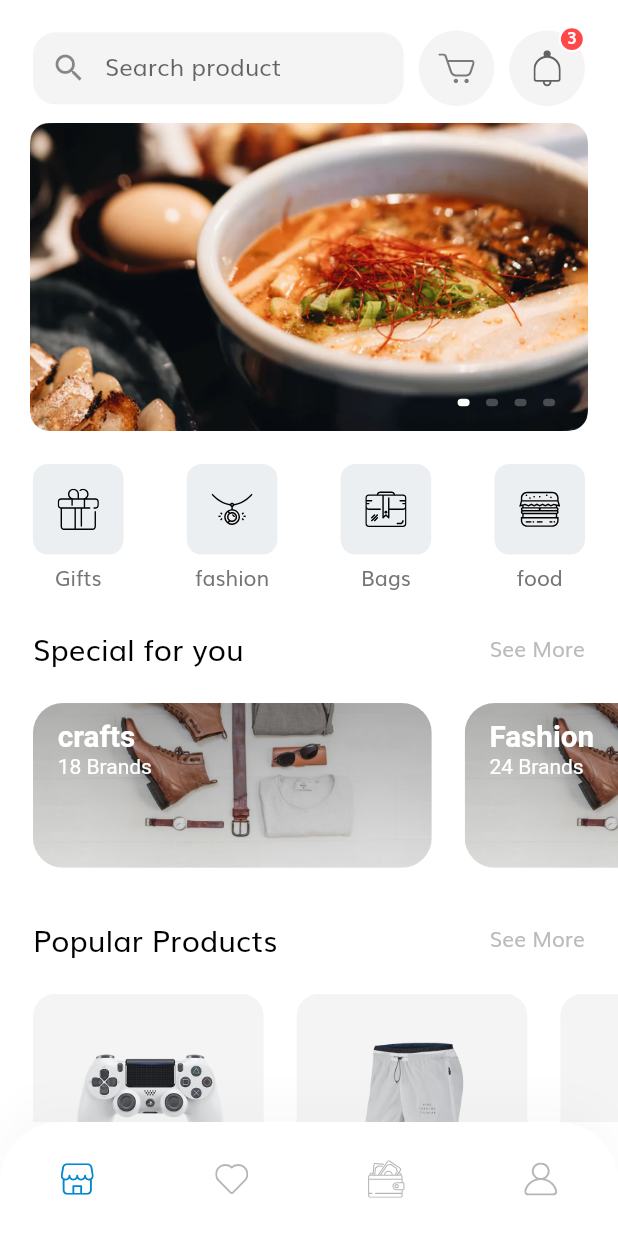
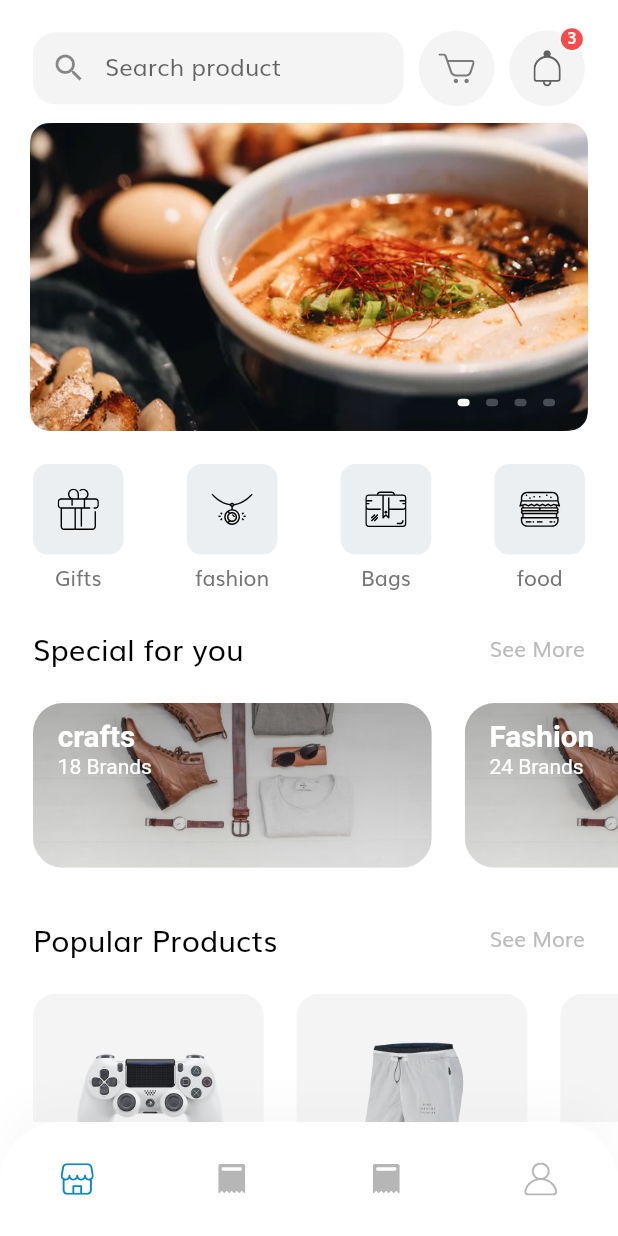
Before and after one commit to MotammadElimam/sellerapplication, a Flutter app: the HomeScreen screen opened by its route, on a phone screen of 412 x 824 dp. Run offline on Flutter 3.47's test engine with Material 2 defaults, Android fonts, the phone set to English and light mode, and no system bars; our stand-ins replace flutter_svg, shared_preferences, supercharged; accounts and stored records are empty; project files that could hold a hidden picture were left out.

Commit message:
no message

```diff
--- a/lib/components/coustom_bottom_nav_bar.dart
+++ b/lib/components/coustom_bottom_nav_bar.dart
@@ -52,7 +52,9 @@ class CustomBottomNavBar extends StatelessWidget {
               ),
               IconButton(
                 icon: SvgPicture.asset(
-                  "assets/icons/Heart Icon.svg",
+                  "assets/icons/order.svg",
+                   width: 40,
+                  height: 40,
                   color: MenuState.wishlist == selectedMenu
                       ? kPrimaryColor
                       : inActiveIconColor,
@@ -63,9 +65,9 @@ class CustomBottomNavBar extends StatelessWidget {
               ),
               IconButton(
                 icon: SvgPicture.asset(
-                  "assets/icons/wallet1.svg",
-                  width: 25,
-                  height: 25,
+                  "assets/icons/order.svg",
+                  width: 40,
+                  height: 40,
                   fit: BoxFit.contain,
                   color: MenuState.wallet == selectedMenu
                       ? kPrimaryColor
--- a/lib/screens/cart/components/body.dart
+++ b/lib/screens/cart/components/body.dart
@@ -31,7 +31,7 @@ class _BodyState extends State<Body> {
             background: Container(
               padding: EdgeInsets.symmetric(horizontal: 20),
               decoration: BoxDecoration(
-                color: Color(0xFFFFE6E6),
+                color: Colors.white,
                 borderRadius: BorderRadius.circular(15),
               ),
               child: Row(
--- a/lib/screens/profile/components/body.dart
+++ b/lib/screens/profile/components/body.dart
@@ -1,4 +1,4 @@
-import 'package:BuyerApplication/screens/profile/setting.dart';
+import 'package:sellerapplication/screens/profile/setting.dart';
 import 'package:flutter/material.dart';
 
 import 'profile_menu.dart';
--- a/lib/screens/wishlist/wishlist_screen.dart
+++ b/lib/screens/wishlist/wishlist_screen.dart
@@ -1,4 +1,6 @@
 import 'package:flutter/material.dart';
+import 'package:sellerapplication/components/coustom_bottom_nav_bar.dart';
+import 'package:sellerapplication/enums.dart';
 import 'package:sellerapplication/screens/wishlist/components/body.dart';
 
 
@@ -10,6 +12,7 @@ class WishListScreen extends StatelessWidget {
     return Scaffold(
       appBar: buildAppBar(context),
       body: Body(),
+       bottomNavigationBar: CustomBottomNavBar(selectedMenu: MenuState.wishlist),
     );
   }
 
```
Also changed, not shown: assets/icons/Trash.svg, 1 other file.
